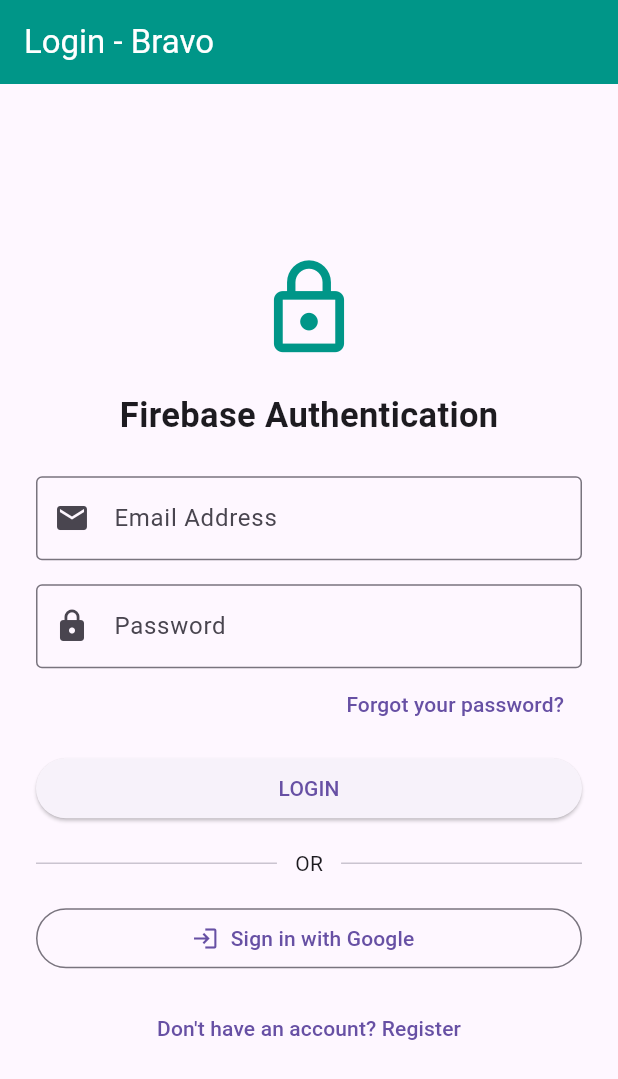
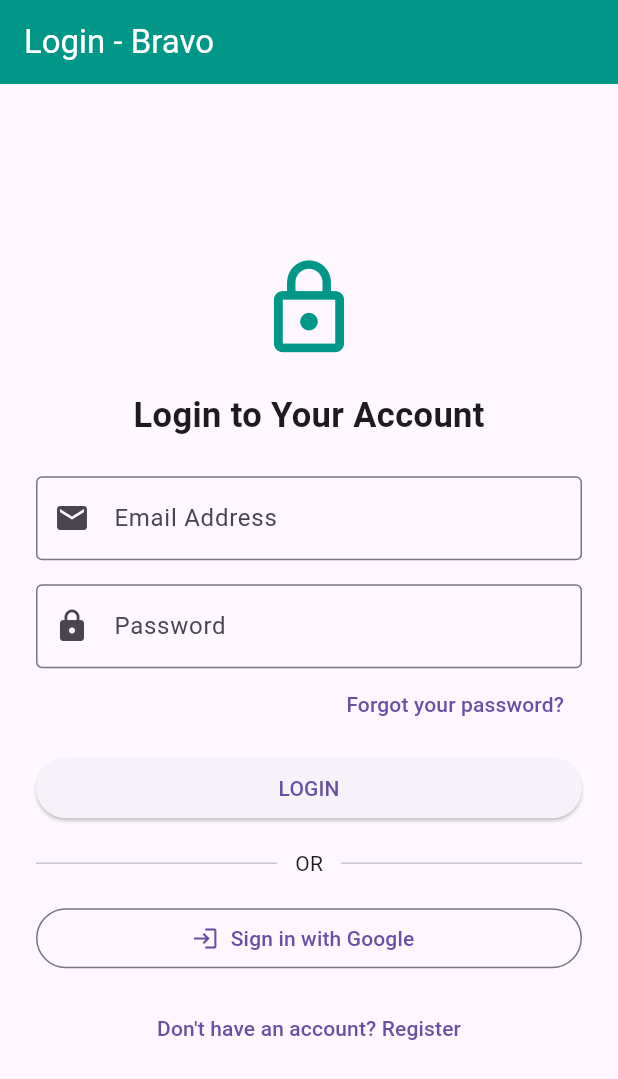
Before and after one commit to jnbrv/firebase-google-sign-in-email, a Flutter app: the screen it shows after launch, on a phone screen of 412 x 824 dp. Shown: the top 1079 px of the screen. Run offline on Flutter 3.47's test engine with Material 3 defaults, Android fonts, the phone set to English and light mode, and no system bars; our stand-ins replace firebase_auth, firebase_core, google_sign_in; accounts and stored records are empty.

Commit message:
Update login_page.dart

```diff
--- a/lib/login_page.dart
+++ b/lib/login_page.dart
@@ -198,7 +198,7 @@ class _LoginPageState extends State<LoginPage> {
               const SizedBox(height: 20),
 
               const Text(
-                'Firebase Authentication',
+                'Login to Your Account',
                 style: TextStyle(fontSize: 23, fontWeight: FontWeight.bold),
               ),
 
```
